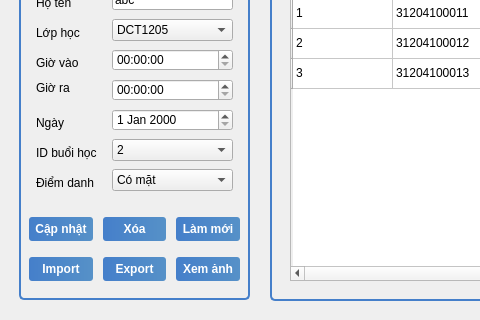
Qt form ui/QuanLyDiemDanh.ui (thuyngocmaithy/ProjectPython-FaceID) before a commit; both pictures show x 0 to 480 and y 210 to 530 of the 800 by 530 pixel window.
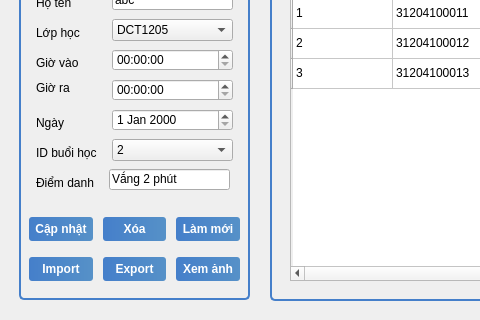
The same form after that commit. Icons and pictures are not drawn.

```diff
--- a/ui/QuanLyDiemDanh.ui
+++ b/ui/QuanLyDiemDanh.ui
@@ -511,21 +511,6 @@
       <set>Qt::AlignBottom|Qt::AlignLeading|Qt::AlignLeft</set>
      </property>
     </widget>
-    <widget class="QComboBox" name="comboBox_3">
-     <property name="geometry">
-      <rect>
-       <x>93</x>
-       <y>280</y>
-       <width>121</width>
-       <height>22</height>
-      </rect>
-     </property>
-     <item>
-      <property name="text">
-       <string>Có mặt</string>
-      </property>
-     </item>
-    </widget>
     <widget class="QLabel" name="label_20">
      <property name="geometry">
       <rect>
@@ -547,6 +532,24 @@
       <set>Qt::AlignBottom|Qt::AlignLeading|Qt::AlignLeft</set>
      </property>
     </widget>
+    <widget class="QLineEdit" name="txtDiemDanh">
+     <property name="geometry">
+      <rect>
+       <x>90</x>
+       <y>280</y>
+       <width>121</width>
+       <height>21</height>
+      </rect>
+     </property>
+     <property name="font">
+      <font>
+       <pointsize>9</pointsize>
+      </font>
+     </property>
+     <property name="text">
+      <string>Vắng 2 phút</string>
+     </property>
+    </widget>
    </widget>
    <widget class="QFrame" name="frmInfoBuoiHoc">
     <property name="geometry">
```
Left out of the diff: 66 changed lines with no effect on the pictures.
